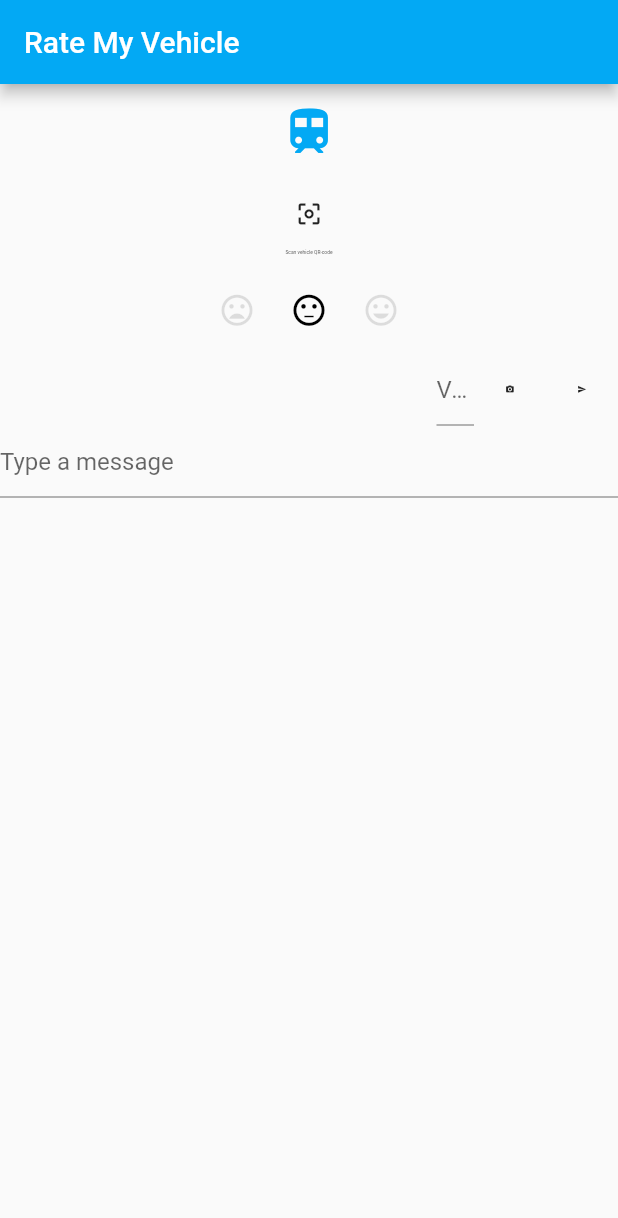
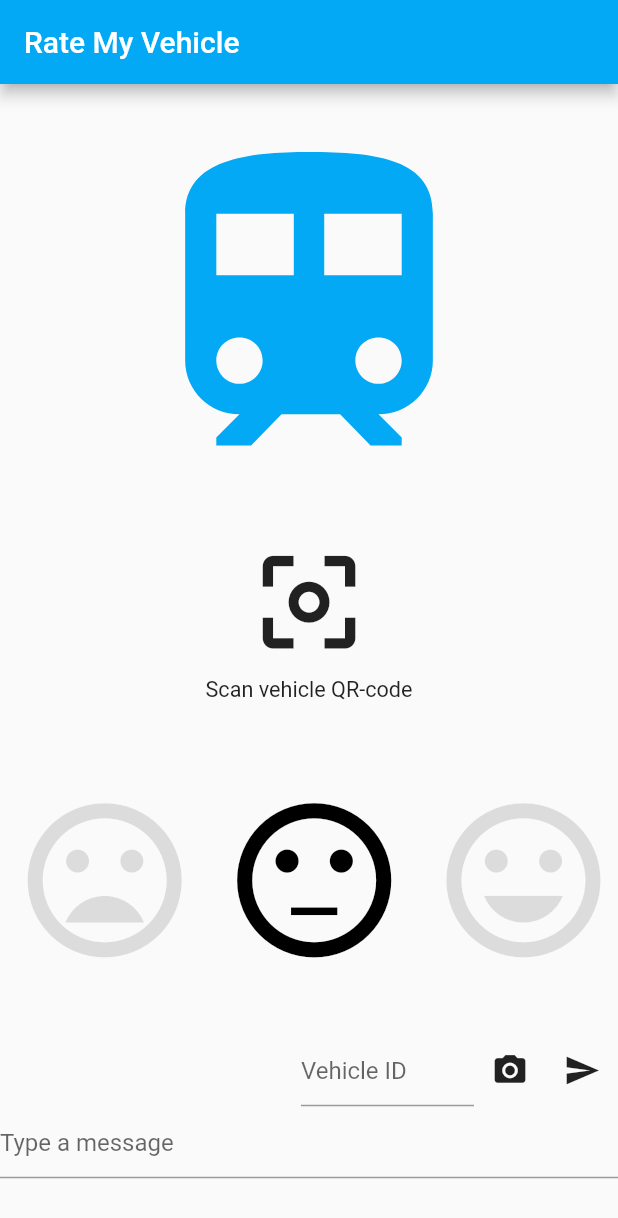
Before and after one commit to ImSythn/Public-Transport-Rating-App-Flutter, a Flutter app: the screen it shows after launch, on a phone screen of 412 x 824 dp. Shown: the top 1218 px of the screen. Run offline on Flutter 3.47's test engine with Material 2 defaults, Android fonts, the phone set to English and light mode, and no system bars; our stand-ins replace image_picker, location; missing offline and left inert: barcode_scan.

Commit message:
aspactratio scaling

```diff
--- a/lib/main.dart
+++ b/lib/main.dart
@@ -19,8 +19,7 @@ class HomePage extends StatelessWidget {
   @override
   Widget build(BuildContext context) {
     queryData = MediaQuery.of(context);
-    double scale = (MediaQuery.of(context).size.height * MediaQuery.of(context).size.height) /
-        (MediaQuery.of(context).size.width * MediaQuery.of(context).size.width);
+    double scale = MediaQuery.of(context).size.height/500;
     return MaterialApp(
       home: Scaffold(
         appBar: AppBar(
@@ -30,11 +29,11 @@ class HomePage extends StatelessWidget {
         body: SingleChildScrollView(
           child: Column(
             children: <Widget>[
-              SizedBox(height: 50 / scale),
+              SizedBox(height: 15 * scale),
               VehicleID(),
-              SizedBox(height: 50 / scale),
+              SizedBox(height: 15 * scale),
               QRScanner(),
-              SizedBox(height: 50 / scale),
+              SizedBox(height: 30 * scale),
               ReviewData()
             ],
           ),
@@ -53,13 +52,12 @@ class _VehicleIDState extends State<VehicleID> {
   @override
   Widget build(BuildContext context) {
     queryData = MediaQuery.of(context);
-    double scale = (MediaQuery.of(context).size.height * MediaQuery.of(context).size.height) /
-        (MediaQuery.of(context).size.width * MediaQuery.of(context).size.width);
+    double scale = MediaQuery.of(context).size.height/500;
     return Column(
       children: <Widget>[
         Icon(
           Icons.train,
-          size: 150 / scale,
+          size: 150 * scale,
           color: Colors.lightBlue,
         ),
       ],
@@ -93,17 +91,16 @@ class _QRScanner extends State<QRScanner> {
   @override
   Widget build(BuildContext context) {
     queryData = MediaQuery.of(context);
-    double scale = (MediaQuery.of(context).size.height * MediaQuery.of(context).size.height) /
-        (MediaQuery.of(context).size.width * MediaQuery.of(context).size.width);
+    double scale = MediaQuery.of(context).size.height/500;
     return Column(
       children: <Widget>[
         IconButton(
-          iconSize: 75 / scale,
+          iconSize: 50 * scale,
           icon: Icon(Icons.center_focus_weak),
           onPressed: scanQR,
         ),
         SizedBox(
-            height: 15 / scale,
+            height: 10 * scale,
             child: FittedBox(
                 child: Text(
               'Scan vehicle QR-code',
@@ -156,17 +153,16 @@ class _ReviewData extends State<ReviewData> {
   @override
   Widget build(BuildContext context) {
     queryData = MediaQuery.of(context);
-    double scale = (MediaQuery.of(context).size.height * MediaQuery.of(context).size.height) /
-        (MediaQuery.of(context).size.width * MediaQuery.of(context).size.width);
+    double scale = MediaQuery.of(context).size.height/500;
     return Column(children: <Widget>[
       Row(
         mainAxisAlignment: MainAxisAlignment.center,
         children: <Widget>[
           IconButton(
-              iconSize: 100 / scale,
+              iconSize: 75 * scale,
               icon: Icon(
                 Icons.mood_bad,
-                size: 100 / scale,
+                size: 75 * scale,
                 color: buttonColor[0],
               ),
               onPressed: () {
@@ -176,10 +172,10 @@ class _ReviewData extends State<ReviewData> {
                 });
               }),
           IconButton(
-              iconSize: 100 / scale,
+              iconSize: 75 * scale,
               icon: Icon(
                 Icons.sentiment_neutral,
-                size: 100 / scale,
+                size: 75 * scale,
                 color: buttonColor[1],
               ),
               onPressed: () {
@@ -189,10 +185,10 @@ class _ReviewData extends State<ReviewData> {
                 });
               }),
           IconButton(
-              iconSize: 100 / scale,
+              iconSize: 75 * scale,
               icon: Icon(
                 Icons.mood,
-                size: 100 / scale,
+                size: 75 * scale,
                 color: buttonColor[2],
               ),
               onPressed: () {
@@ -203,12 +199,12 @@ class _ReviewData extends State<ReviewData> {
               })
         ],
       ),
-      SizedBox(height: 20 / scale),
+      SizedBox(height: 20 * scale),
       Row(
         mainAxisAlignment: MainAxisAlignment.end,
         children: <Widget>[
           Container(
-              width: 100 / scale,
+              width: 70 * scale,
               child: TextField(
                 controller: cvehicleid,
                 decoration: InputDecoration(hintText: "Vehicle ID"),
@@ -216,10 +212,10 @@ class _ReviewData extends State<ReviewData> {
               )),
           CameraPicker(),
           IconButton(
-              iconSize: 25 / scale,
+              iconSize: 15 * scale,
               icon: Icon(
                 Icons.send,
-                size: 25 / scale,
+                size: 15 * scale,
               ),
               onPressed: () {
                 addData();
@@ -252,13 +248,12 @@ class _CameraPicker extends State<CameraPicker> {
   @override
   Widget build(BuildContext context) {
     queryData = MediaQuery.of(context);
-    double scale = (MediaQuery.of(context).size.height * MediaQuery.of(context).size.height) /
-        (MediaQuery.of(context).size.width * MediaQuery.of(context).size.width);
+    double scale = MediaQuery.of(context).size.height/500;
     return IconButton(
-      iconSize: 25 / scale,
+      iconSize: 15 * scale,
       icon: Icon(
         Icons.camera_alt,
-        size: 25 / scale,
+        size: 15 * scale,
       ),
       onPressed: picker,
     );
```
